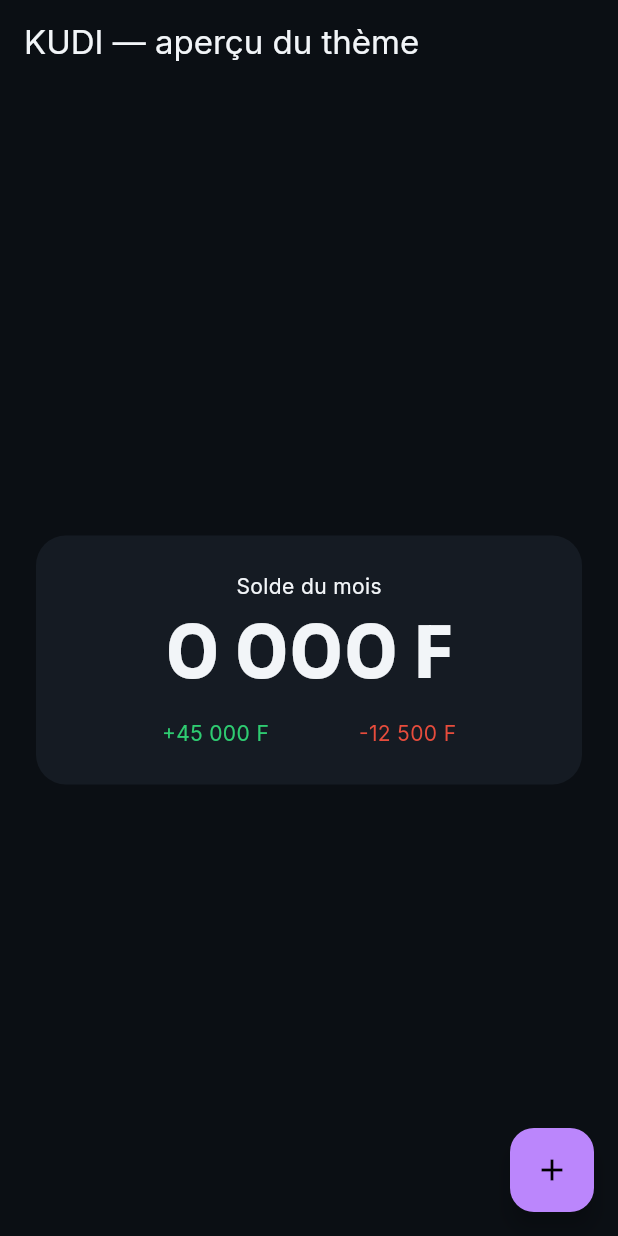
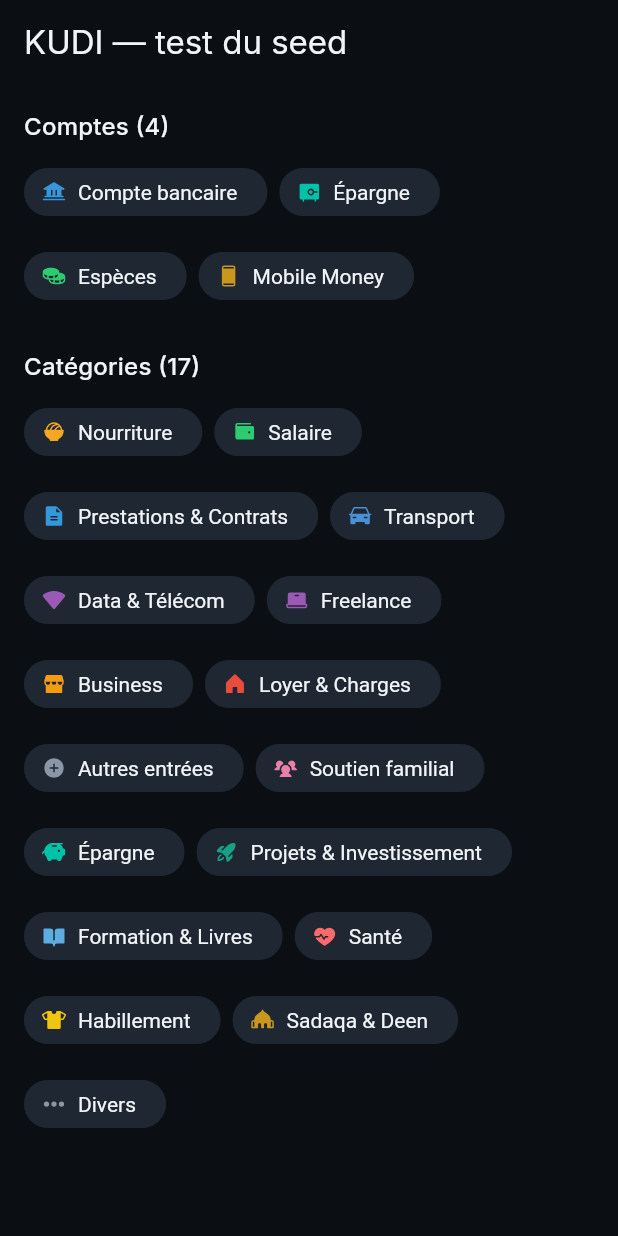
Before and after one commit to Phnix01/koudi_na, a Flutter app: the screen it shows after launch, on a phone screen of 412 x 824 dp. Run offline on Flutter 3.47's test engine with Material 3 defaults, Android fonts, the phone set to English and light mode, and no system bars; our stand-ins replace flutter_riverpod, google_fonts, hive_ce, hive_ce_flutter, phosphor_flutter; accounts and stored records are empty; statements that could not run were skipped.

Commit message:
feat: Implement Hive storage for transactions and categories
- Added Hive boxes for transactions, categories, and accounts with centralized constants.
- Created models for Categorie, Compte, Transaction, and Pilier with Hive type adapters.
- Implemented repositories for accessing categories and accounts.
- Added initial seed data for categories and accounts on first launch.
- Updated pubspec.yaml to include necessary dependencies for Hive and code generation.
- Registered Hive adapters for all models to ensure proper serialization.

```diff
--- /dev/null
+++ b/lib/core/constants/hive_boxes.dart
@@ -0,0 +1,7 @@
+/// Noms des Box Hive (les "tables" du stockage local). Centralisés ici
+/// pour ne jamais risquer une faute de frappe entre deux écrans.
+abstract final class HiveBoxes {
+  static const transactions = 'transactions';
+  static const categories = 'categories';
+  static const comptes = 'comptes';
+}
--- /dev/null
+++ b/lib/core/constants/icones.dart
@@ -0,0 +1,35 @@
+import 'package:phosphor_flutter/phosphor_flutter.dart';
+
+/// Associe une clé stable (celle stockée dans Hive via `iconeCode`) à
+/// une icône Phosphor. On stocke une clé texte plutôt que le code
+/// Unicode brut de l'icône : Phosphor réutilise les mêmes codes entre
+/// ses styles (thin/regular/fill...), un entier seul ne suffirait pas
+/// à identifier l'icône sans ambiguïté.
+const Map<String, PhosphorIconData> icones = {
+  // Catégories de dépenses
+  'bowlFood': PhosphorIconsFill.bowlFood,
+  'car': PhosphorIconsFill.car,
+  'wifiHigh': PhosphorIconsFill.wifiHigh,
+  'house': PhosphorIconsFill.house,
+  'usersThree': PhosphorIconsFill.usersThree,
+  'piggyBank': PhosphorIconsFill.piggyBank,
+  'rocketLaunch': PhosphorIconsFill.rocketLaunch,
+  'bookOpen': PhosphorIconsFill.bookOpen,
+  'heartbeat': PhosphorIconsFill.heartbeat,
+  'tShirt': PhosphorIconsFill.tShirt,
+  'mosque': PhosphorIconsFill.mosque,
+  'dotsThreeOutline': PhosphorIconsFill.dotsThreeOutline,
+
+  // Catégories d'entrées
+  'wallet': PhosphorIconsFill.wallet,
+  'fileText': PhosphorIconsFill.fileText,
+  'laptop': PhosphorIconsFill.laptop,
+  'storefront': PhosphorIconsFill.storefront,
+  'plusCircle': PhosphorIconsFill.plusCircle,
+
+  // Comptes
+  'coins': PhosphorIconsFill.coins,
+  'bank': PhosphorIconsFill.bank,
+  'deviceMobile': PhosphorIconsFill.deviceMobile,
+  'vault': PhosphorIconsFill.vault,
+};
--- /dev/null
+++ b/lib/data/models/categorie.dart
@@ -0,0 +1,51 @@
+import 'package:hive_ce/hive.dart';
+
+import 'pilier.dart';
+import 'type_mouvement.dart';
+
+part 'categorie.g.dart';
+
+/// Une catégorie de dépense ou d'entrée (section 2.3). Toutes les
+/// catégories sont modifiables et désactivables par l'utilisateur :
+/// aucune n'est figée dans le code, seul le seed initial (étape
+/// suivante) en propose une liste de départ.
+@HiveType(typeId: 4)
+class Categorie extends HiveObject {
+  Categorie({
+    required this.id,
+    required this.libelle,
+    required this.type,
+    required this.iconeCode,
+    required this.couleurHex,
+    this.pilier,
+    this.ordre = 0,
+    this.active = true,
+  });
+
+  @HiveField(0)
+  String id;
+
+  @HiveField(1)
+  String libelle;
+
+  @HiveField(2)
+  TypeMouvement type;
+
+  /// Clé vers [icones] (`core/constants/icones.dart`), ex. `"bowlFood"`.
+  @HiveField(3)
+  String iconeCode;
+
+  @HiveField(4)
+  String couleurHex;
+
+  /// `null` pour les catégories d'entrées : seules les dépenses
+  /// alimentent la règle 40/25/35.
+  @HiveField(5)
+  Pilier? pilier;
+
+  @HiveField(6)
+  int ordre;
+
+  @HiveField(7)
+  bool active;
+}
--- /dev/null
+++ b/lib/data/models/compte.dart
@@ -0,0 +1,56 @@
+import 'package:hive_ce/hive.dart';
+
+part 'compte.g.dart';
+
+/// Les quatre familles de comptes du contexte ouest-africain (section 1.3) :
+/// le mobile money est traité au même rang que les espèces et la banque,
+/// jamais comme une option secondaire.
+@HiveType(typeId: 2)
+enum TypeCompte {
+  @HiveField(0)
+  especes,
+  @HiveField(1)
+  banque,
+  @HiveField(2)
+  mobileMoney,
+  @HiveField(3)
+  epargne,
+}
+
+/// Un compte (section 2.3). `extends HiveObject` donne accès à
+/// `.save()` et `.delete()` directement sur l'instance une fois qu'elle
+/// est stockée dans une Box, sans avoir à repasser par la clé.
+@HiveType(typeId: 5)
+class Compte extends HiveObject {
+  Compte({
+    required this.id,
+    required this.libelle,
+    required this.type,
+    required this.iconeCode,
+    required this.couleurHex,
+    this.soldeInitial = 0,
+    this.actif = true,
+  });
+
+  @HiveField(0)
+  String id;
+
+  @HiveField(1)
+  String libelle;
+
+  @HiveField(2)
+  TypeCompte type;
+
+  /// Clé vers [icones] (`core/constants/icones.dart`), ex. `"bank"`.
+  @HiveField(3)
+  String iconeCode;
+
+  @HiveField(4)
+  String couleurHex;
+
+  @HiveField(5)
+  int soldeInitial;
+
+  @HiveField(6)
+  bool actif;
+}
--- /dev/null
+++ b/lib/data/repositories/categorie_repository.dart
@@ -0,0 +1,16 @@
+import 'package:hive_ce_flutter/hive_flutter.dart';
+
+import '../../core/constants/hive_boxes.dart';
+import '../models/categorie.dart';
+
+/// Accès à la Box des catégories. Aucune règle métier ici (pas de calcul
+/// de totaux, pas de tri par pilier) : juste lire et écrire.
+class CategorieRepository {
+  Box<Categorie> get _box => Hive.box<Categorie>(HiveBoxes.categories);
+
+  List<Categorie> tous() => _box.values.toList();
+
+  bool get estVide => _box.isEmpty;
+
+  Future<void> ajouter(Categorie categorie) => _box.put(categorie.id, categorie);
+}
--- /dev/null
+++ b/lib/data/repositories/compte_repository.dart
@@ -0,0 +1,16 @@
+import 'package:hive_ce_flutter/hive_flutter.dart';
+
+import '../../core/constants/hive_boxes.dart';
+import '../models/compte.dart';
+
+/// Accès à la Box des comptes. Aucune règle métier ici : juste lire et
+/// écrire.
+class CompteRepository {
+  Box<Compte> get _box => Hive.box<Compte>(HiveBoxes.comptes);
+
+  List<Compte> tous() => _box.values.toList();
+
+  bool get estVide => _box.isEmpty;
+
+  Future<void> ajouter(Compte compte) => _box.put(compte.id, compte);
+}
--- /dev/null
+++ b/lib/data/seed/seed_initial.dart
@@ -0,0 +1,63 @@
+import '../models/categorie.dart';
+import '../models/compte.dart';
+import '../models/pilier.dart';
+import '../models/type_mouvement.dart';
+import '../repositories/categorie_repository.dart';
+import '../repositories/compte_repository.dart';
+
+/// Données proposées à la première ouverture (section 2.4). Les id sont
+/// des slugs fixes (pas des UUID) car ce sont des entrées connues à
+/// l'avance, pas des créations utilisateur — la génération d'UUID
+/// n'interviendra qu'à l'écran Capture, pour les vraies transactions.
+///
+/// Répartition par pilier (règle 40/25/35) : c'est un choix par défaut,
+/// pas une règle du cahier des charges — l'utilisateur peut le changer
+/// librement dans Réglages, aucune catégorie n'est figée dans le code.
+final List<Compte> comptesInitiaux = [
+  Compte(id: 'compte-especes', libelle: 'Espèces', type: TypeCompte.especes, iconeCode: 'coins', couleurHex: '#2ECC71'),
+  Compte(id: 'compte-banque', libelle: 'Compte bancaire', type: TypeCompte.banque, iconeCode: 'bank', couleurHex: '#3498DB'),
+  Compte(id: 'compte-mobile-money', libelle: 'Mobile Money', type: TypeCompte.mobileMoney, iconeCode: 'deviceMobile', couleurHex: '#C9971E'),
+  Compte(id: 'compte-epargne', libelle: 'Épargne', type: TypeCompte.epargne, iconeCode: 'vault', couleurHex: '#00C2A8'),
+];
+
+final List<Categorie> categoriesInitiales = [
+  // Dépenses
+  Categorie(id: 'cat-nourriture', libelle: 'Nourriture', type: TypeMouvement.depense, iconeCode: 'bowlFood', couleurHex: '#F5A623', pilier: Pilier.vie, ordre: 0),
+  Categorie(id: 'cat-transport', libelle: 'Transport', type: TypeMouvement.depense, iconeCode: 'car', couleurHex: '#4A90D9', pilier: Pilier.vie, ordre: 1),
+  Categorie(id: 'cat-data-telecom', libelle: 'Data & Télécom', type: TypeMouvement.depense, iconeCode: 'wifiHigh', couleurHex: '#9B59B6', pilier: Pilier.vie, ordre: 2),
+  Categorie(id: 'cat-loyer-charges', libelle: 'Loyer & Charges', type: TypeMouvement.depense, iconeCode: 'house', couleurHex: '#E74C3C', pilier: Pilier.vie, ordre: 3),
+  Categorie(id: 'cat-soutien-familial', libelle: 'Soutien familial', type: TypeMouvement.depense, iconeCode: 'usersThree', couleurHex: '#EC7FA9', pilier: Pilier.famille, ordre: 4),
+  Categorie(id: 'cat-epargne', libelle: 'Épargne', type: TypeMouvement.depense, iconeCode: 'piggyBank', couleurHex: '#00C2A8', pilier: Pilier.epargne, ordre: 5),
+  Categorie(id: 'cat-projets-investissement', libelle: 'Projets & Investissement', type: TypeMouvement.depense, iconeCode: 'rocketLaunch', couleurHex: '#16A085', pilier: Pilier.epargne, ordre: 6),
+  Categorie(id: 'cat-formation-livres', libelle: 'Formation & Livres', type: TypeMouvement.depense, iconeCode: 'bookOpen', couleurHex: '#5DADE2', pilier: Pilier.vie, ordre: 7),
+  Categorie(id: 'cat-sante', libelle: 'Santé', type: TypeMouvement.depense, iconeCode: 'heartbeat', couleurHex: '#FF6B6B', pilier: Pilier.vie, ordre: 8),
+  Categorie(id: 'cat-habillement', libelle: 'Habillement', type: TypeMouvement.depense, iconeCode: 'tShirt', couleurHex: '#F1C40F', pilier: Pilier.vie, ordre: 9),
+  Categorie(id: 'cat-sadaqa-deen', libelle: 'Sadaqa & Deen', type: TypeMouvement.depense, iconeCode: 'mosque', couleurHex: '#C9971E', pilier: Pilier.famille, ordre: 10),
+  Categorie(id: 'cat-divers', libelle: 'Divers', type: TypeMouvement.depense, iconeCode: 'dotsThreeOutline', couleurHex: '#8A97A6', pilier: Pilier.vie, ordre: 11),
+
+  // Entrées — pas de pilier : seules les dépenses alimentent la règle 40/25/35.
+  Categorie(id: 'cat-salaire', libelle: 'Salaire', type: TypeMouvement.entree, iconeCode: 'wallet', couleurHex: '#2ECC71', ordre: 0),
+  Categorie(id: 'cat-prestations-contrats', libelle: 'Prestations & Contrats', type: TypeMouvement.entree, iconeCode: 'fileText', couleurHex: '#3498DB', ordre: 1),
+  Categorie(id: 'cat-freelance', libelle: 'Freelance', type: TypeMouvement.entree, iconeCode: 'laptop', couleurHex: '#9B59B6', ordre: 2),
+  Categorie(id: 'cat-business', libelle: 'Business', type: TypeMouvement.entree, iconeCode: 'storefront', couleurHex: '#F39C12', ordre: 3),
+  Categorie(id: 'cat-autres-entrees', libelle: 'Autres entrées', type: TypeMouvement.entree, iconeCode: 'plusCircle', couleurHex: '#8A97A6', ordre: 4),
+];
+
+/// Peuple les Box "comptes" et "categories" si elles sont vides.
+/// Idempotent : appeler cette fonction à chaque démarrage ne duplique
+/// rien, seul le tout premier lancement écrit des données.
+Future<void> seedSiPremierLancement({
+  required CompteRepository comptes,
+  required CategorieRepository categories,
+}) async {
+  if (comptes.estVide) {
+    for (final compte in comptesInitiaux) {
+      await comptes.ajouter(compte);
+    }
+  }
+  if (categories.estVide) {
+    for (final categorie in categoriesInitiales) {
+      await categories.ajouter(categorie);
+    }
+  }
+}
--- a/lib/main.dart
+++ b/lib/main.dart
@@ -1,12 +1,19 @@
 import 'package:flutter/material.dart';
 import 'package:flutter_riverpod/flutter_riverpod.dart';
+import 'package:phosphor_flutter/phosphor_flutter.dart';
 
-import 'core/theme/app_colors.dart';
+import 'core/constants/icones.dart';
 import 'core/theme/app_theme.dart';
+import 'data/hive_init.dart';
+import 'data/repositories/categorie_repository.dart';
+import 'data/repositories/compte_repository.dart';
 
-void main() {
-  // ProviderScope doit englober toute l'app : c'est le conteneur qui garde
-  // en mémoire l'état de tous les providers Riverpod qu'on créera ensuite.
+Future<void> main() async {
+  // Nécessaire dès qu'on fait un travail asynchrone (ici : ouvrir Hive
+  // et écrire le seed) avant runApp() : ça prépare le moteur Flutter à
+  // recevoir des appels de plugins natifs avant que l'UI n'existe.
+  WidgetsFlutterBinding.ensureInitialized();
+  await initialiserHive();
   runApp(const ProviderScope(child: MyApp()));
 }
 
@@ -21,86 +28,53 @@
       theme: AppTheme.dark,
       darkTheme: AppTheme.dark,
       themeMode: ThemeMode.dark,
-      home: const MyHomePage(title: 'Flutter Demo Home Page'),
+      home: const BancDEssaiSeed(),
     );
   }
 }
 
-class MyHomePage extends StatefulWidget {
-  const MyHomePage({super.key, required this.title});
-
-  // This widget is the home page of your application. It is stateful, meaning
-  // that it has a State object (defined below) that contains fields that affect
-  // how it looks.
-
-  // This class is the configuration for the state. It holds the values (in this
-  // case the title) provided by the parent (in this case the App widget) and
-  // used by the build method of the State. Fields in a Widget subclass are
-  // always marked "final".
-
-  final String title;
-
-  @override
-  State<MyHomePage> createState() => _MyHomePageState();
-}
-
-class _MyHomePageState extends State<MyHomePage> {
-  int _counter = 0;
-
-  void _incrementCounter() {
-    setState(() {
-      // This call to setState tells the Flutter framework that something has
-      // changed in this State, which causes it to rerun the build method below
-      // so that the display can reflect the updated values. If we changed
-      // _counter without calling setState(), then the build method would not be
-      // called again, and so nothing would appear to happen.
-      _counter++;
-    });
-  }
+/// Écran temporaire pour vérifier que le seed (section 2.4) a bien
+/// peuplé les comptes et catégories par défaut. Sera remplacé par
+/// l'écran Capture à l'étape suivante.
+class BancDEssaiSeed extends StatelessWidget {
+  const BancDEssaiSeed({super.key});
 
   @override
   Widget build(BuildContext context) {
-    // This method is rerun every time setState is called, for instance as done
-    // by the _incrementCounter method above.
-    //
-    // The Flutter framework has been optimized to make rerunning build methods
-    // fast, so that you can just rebuild anything that needs updating rather
-    // than having to individually change instances of widgets.
-    // Cet écran est un banc d'essai temporaire pour valider le thème :
-    // il sera entièrement remplacé par l'écran Capture à l'étape suivante.
+    final comptes = CompteRepository().tous();
+    final categories = CategorieRepository().tous()..sort((a, b) => a.ordre.compareTo(b.ordre));
+
     return Scaffold(
-      appBar: AppBar(title: const Text('KUDI — aperçu du thème')),
-      body: Center(
-        child: Padding(
-          padding: const EdgeInsets.all(24),
-          child: Card(
-            child: Padding(
-              padding: const EdgeInsets.all(24),
-              child: Column(
-                mainAxisSize: MainAxisSize.min,
-                children: [
-                  Text('Solde du mois', style: Theme.of(context).textTheme.bodyMedium),
-                  const SizedBox(height: 8),
-                  Text('$_counter 000 F', style: Theme.of(context).textTheme.displayLarge),
-                  const SizedBox(height: 16),
-                  Row(
-                    mainAxisAlignment: MainAxisAlignment.spaceEvenly,
-                    children: [
-                      const Text('+45 000 F', style: TextStyle(color: AppColors.positive)),
-                      const Text('-12 500 F', style: TextStyle(color: AppColors.negative)),
-                    ],
-                  ),
-                ],
-              ),
-            ),
-          ),
-        ),
-      ),
-      floatingActionButton: FloatingActionButton(
-        onPressed: _incrementCounter,
-        tooltip: 'Increment',
-        child: const Icon(Icons.add),
+      appBar: AppBar(title: const Text('KUDI — test du seed')),
+      body: ListView(
+        padding: const EdgeInsets.all(16),
+        children: [
+          Text('Comptes (${comptes.length})', style: Theme.of(context).textTheme.titleMedium),
+          const SizedBox(height: 8),
+          Wrap(spacing: 8, runSpacing: 8, children: comptes.map((c) => _PucePreview(libelle: c.libelle, iconeCode: c.iconeCode, couleurHex: c.couleurHex)).toList()),
+          const SizedBox(height: 24),
+          Text('Catégories (${categories.length})', style: Theme.of(context).textTheme.titleMedium),
+          const SizedBox(height: 8),
+          Wrap(spacing: 8, runSpacing: 8, children: categories.map((c) => _PucePreview(libelle: c.libelle, iconeCode: c.iconeCode, couleurHex: c.couleurHex)).toList()),
+        ],
       ),
     );
   }
 }
+
+class _PucePreview extends StatelessWidget {
+  const _PucePreview({required this.libelle, required this.iconeCode, required this.couleurHex});
+
+  final String libelle;
+  final String iconeCode;
+  final String couleurHex;
+
+  @override
+  Widget build(BuildContext context) {
+    final couleur = Color(int.parse(couleurHex.replaceFirst('#', '0xFF')));
+    return Chip(
+      avatar: PhosphorIcon(icones[iconeCode] ?? PhosphorIconsFill.question, color: couleur, size: 18),
+      label: Text(libelle),
+    );
+  }
+}
--- a/pubspec.yaml
+++ b/pubspec.yaml
@@ -67,6 +67,12 @@
   # rules and activating additional ones.
   flutter_lints: ^6.0.0
 
+  # Génération de code : lit les annotations @HiveType/@HiveField de nos
+  # modèles et écrit les fichiers *.g.dart (sérialisation binaire), pour
+  # ne jamais écrire cette conversion à la main.
+  hive_ce_generator: ^1.10.1
+  build_runner: ^2.15.1
+
 # For information on the generic Dart part of this file, see the
 # following page: https://dart.dev/tools/pub/pubspec
 
```
Also changed, not shown: lib/data/hive_init.dart (added, +28 -0 lines), lib/data/models/pilier.dart (added, +16 -0 lines), lib/data/models/transaction.dart (added, +49 -0 lines), lib/data/models/type_mouvement.dart (added, +17 -0 lines), lib/data/models/categorie.g.dart (added), lib/data/models/compte.g.dart (added), lib/data/models/pilier.g.dart (added), lib/data/models/transaction.g.dart (added), lib/data/models/type_mouvement.g.dart (added), lib/hive_registrar.g.dart (added), pubspec.lock.
